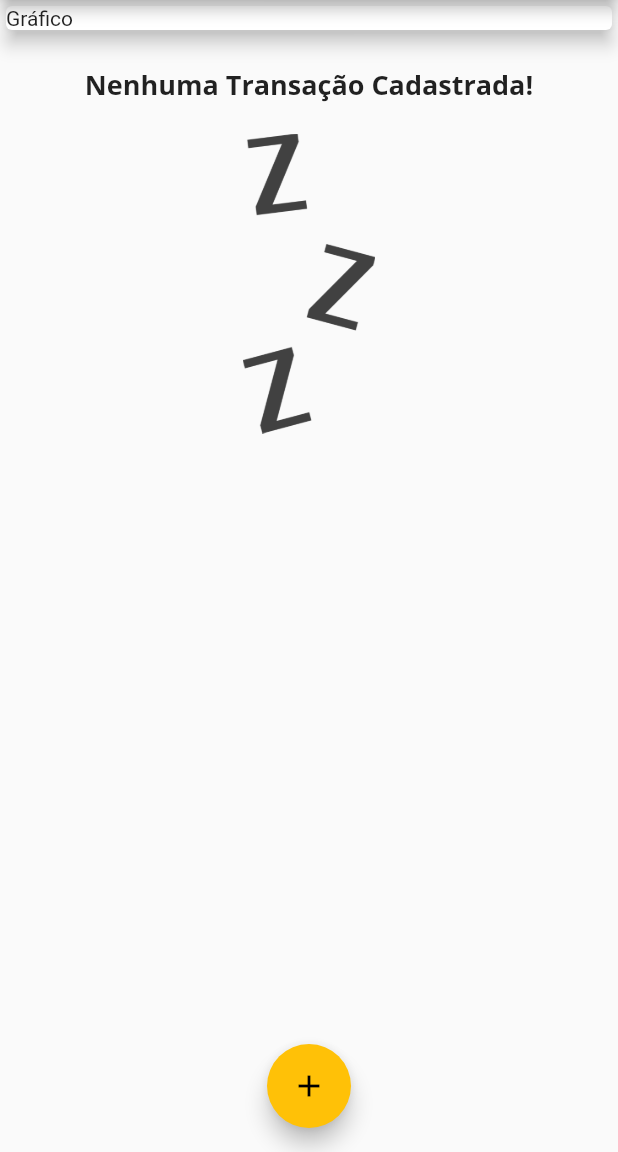
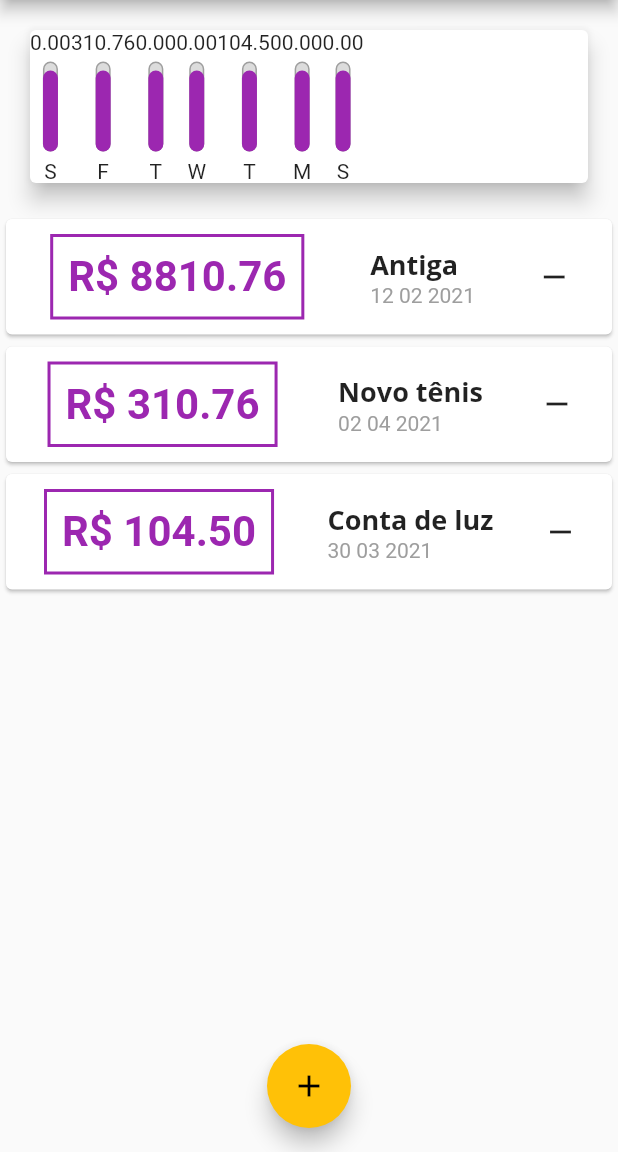
Before and after one commit to csnoboa/expenses_app, a Flutter app: the screen it shows after launch, on a phone screen of 412 x 824 dp, the part 84-1236 px from its top. Run offline on Flutter 3.47's test engine with Material 2 defaults, Android fonts, the phone set to English and light mode, and no system bars.

Commit message:
init chart Widget

```diff
--- /dev/null
+++ b/lib/components/chart.dart
@@ -0,0 +1,50 @@
+import 'package:expenses_app/components/chart_bar.dart';
+import 'package:expenses_app/models/transaction.dart';
+import 'package:flutter/material.dart';
+import 'package:intl/intl.dart';
+
+class Chart extends StatelessWidget {
+  const Chart(this.recentTransactions, {Key key}) : super(key: key);
+
+  final List<Transaction> recentTransactions;
+
+  List<Map<String, Object>> get groupedTransactions {
+    return List.generate(7, (index) {
+      final weekDay = DateTime.now().subtract(
+        Duration(days: index),
+      );
+
+      double totalSum = 0.0;
+
+      for (int i = 0; i < recentTransactions.length; i++) {
+        bool sameDay = recentTransactions[i].date.day == weekDay.day;
+        bool sameMonth = recentTransactions[i].date.month == weekDay.month;
+        bool sameYear = recentTransactions[i].date.year == weekDay.year;
+
+        if (sameDay && sameMonth && sameYear) {
+          totalSum += recentTransactions[i].value;
+        }
+      }
+
+      return {'day': DateFormat.E().format(weekDay)[0], 'value': totalSum};
+    });
+  }
+
+  @override
+  Widget build(BuildContext context) {
+    groupedTransactions;
+    return Card(
+      elevation: 6,
+      margin: EdgeInsets.all(20),
+      child: Row(
+        children: groupedTransactions.map((tr) {
+          return ChartBar(
+            value: tr['value'],
+            label: tr['day'],
+            percentage: 0.9,
+          );
+        }).toList(),
+      ),
+    );
+  }
+}
--- /dev/null
+++ b/lib/components/chart_bar.dart
@@ -0,0 +1,52 @@
+import 'package:flutter/material.dart';
+
+class ChartBar extends StatelessWidget {
+  final double percentage;
+  final double value;
+  final String label;
+
+  const ChartBar({
+    this.percentage,
+    this.value,
+    this.label,
+  });
+
+  @override
+  Widget build(BuildContext context) {
+    return Column(
+      children: [
+        Text('${value.toStringAsFixed(2)}'),
+        SizedBox(height: 5),
+        Container(
+          height: 60,
+          width: 10,
+          child: Stack(
+            alignment: Alignment.bottomCenter,
+            children: [
+              Container(
+                decoration: BoxDecoration(
+                  border: Border.all(
+                    color: Colors.grey,
+                    width: 1.0,
+                  ),
+                  color: Color.fromRGBO(220, 220, 220, 1),
+                  borderRadius: BorderRadius.circular(5),
+                ),
+              ),
+              FractionallySizedBox(
+                  heightFactor: percentage,
+                  child: Container(
+                    decoration: BoxDecoration(
+                      color: Theme.of(context).primaryColor,
+                      borderRadius: BorderRadius.circular(5),
+                    ),
+                  )),
+            ],
+          ),
+        ),
+        SizedBox(height: 5),
+        Text(label),
+      ],
+    );
+  }
+}
--- a/lib/main.dart
+++ b/lib/main.dart
@@ -1,3 +1,4 @@
+import 'package:expenses_app/components/chart.dart';
 import 'package:expenses_app/components/transaction_form.dart';
 import 'package:expenses_app/components/transaction_list.dart';
 import 'package:expenses_app/models/transaction.dart';
@@ -75,19 +76,31 @@ class _MyHomePageState extends State<MyHomePage> {
   }
 
   final List<Transaction> _transactions = [
-    // Transaction(
-    //   id: 't1',
-    //   title: 'Novo tênis',
-    //   value: 310.76,
-    //   date: DateTime.now(),
-    // ),
-    // Transaction(
-    //   id: 't2',
-    //   title: 'Conta de luz',
-    //   value: 104.50,
-    //   date: DateTime.now(),
-    // ),
+    Transaction(
+      id: 't0',
+      title: 'Antiga',
+      value: 8810.76,
+      date: DateTime.now().subtract(Duration(days: 50)),
+    ),
+    Transaction(
+      id: 't1',
+      title: 'Novo tênis',
+      value: 310.76,
+      date: DateTime.now().subtract(Duration(days: 1)),
+    ),
+    Transaction(
+      id: 't2',
+      title: 'Conta de luz',
+      value: 104.50,
+      date: DateTime.now().subtract(Duration(days: 4)),
+    ),
   ];
+
+  List<Transaction> get _recentTransactions {
+    return _transactions.where((tr) {
+      return tr.date.isAfter(DateTime.now().subtract(Duration(days: 7)));
+    }).toList();
+  }
 
   @override
   Widget build(BuildContext context) {
@@ -110,10 +123,7 @@ class _MyHomePageState extends State<MyHomePage> {
         child: Column(
           crossAxisAlignment: CrossAxisAlignment.stretch,
           children: [
-            Card(
-              child: Text('Gráfico'),
-              elevation: 5,
-            ),
+            Chart(_recentTransactions),
             TransactionList(_transactions, _removeTransaction),
           ],
         ),
```
